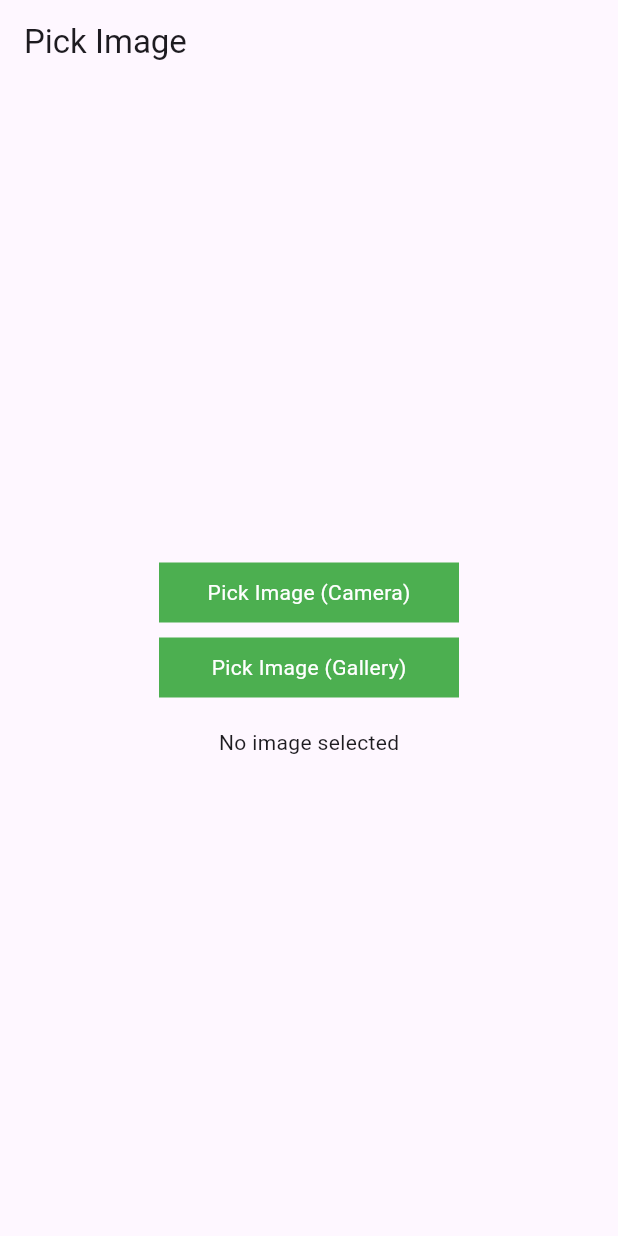
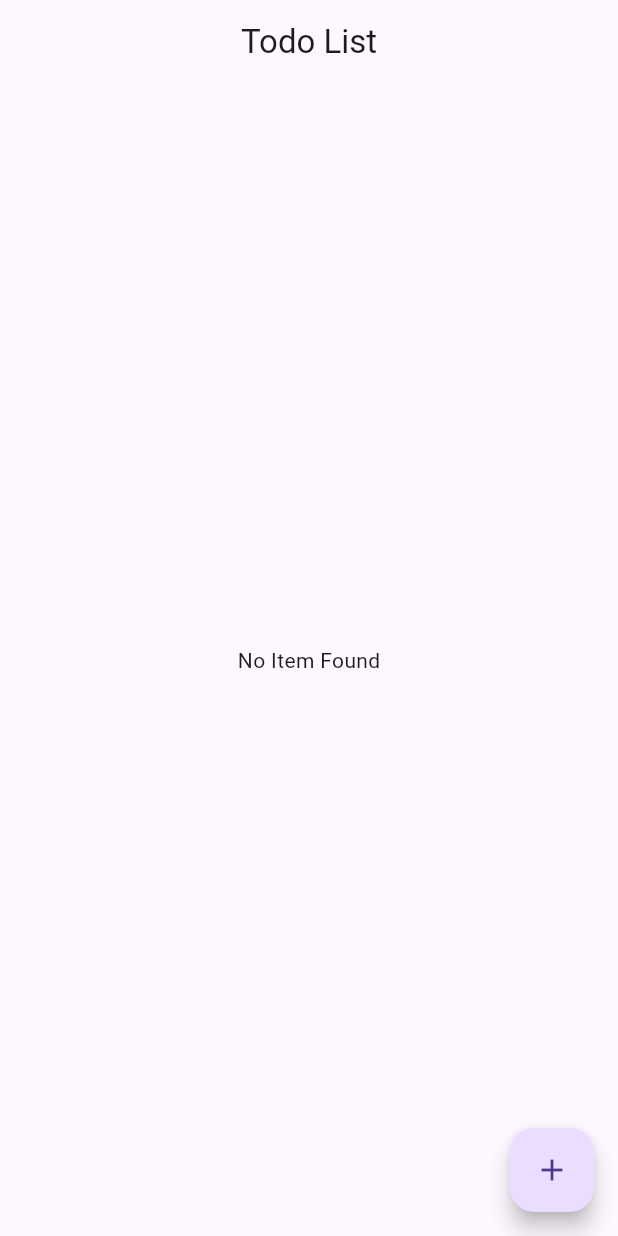
Before and after one commit to manushah77/bloc_playlist, a Flutter app: the screen it shows after launch, on a phone screen of 412 x 824 dp. Run offline on Flutter 3.47's test engine with Material 3 defaults, Android fonts, the light colour scheme and no system bars; our stand-ins replace bloc, equatable, flutter_bloc, image_picker.

Commit message:
add todo list and remove todo list from index

```diff
--- /dev/null
+++ b/lib/blocs/all_bloc/todo_bloc.dart
@@ -0,0 +1,29 @@
+import 'package:bloc/bloc.dart';
+import 'package:bloc_playlist/blocs/events/todo_event.dart';
+import 'package:bloc_playlist/states/todo_state.dart';
+
+class TodoBloc extends Bloc<TodoEvent, TodoState> {
+
+  final List<String> list = [];
+
+  TodoBloc() : super(TodoState()) {
+    on<AddTodoEvent>(_addTodoEvent);
+    on<RemoveTodoEvent>(_removeTodoEvent);
+  }
+
+  void _addTodoEvent(AddTodoEvent event, Emitter<TodoState> emit) {
+
+    list.add(event.task);
+
+    emit(state.copyWith(todoList: List.from(list)));
+  }
+
+  void _removeTodoEvent(RemoveTodoEvent event, Emitter<TodoState> emit) {
+
+    list.remove(event.task);
+
+    emit(state.copyWith(todoList: List.from(list)));
+  }
+
+
+}
--- a/lib/blocs/events/switch_event.dart
+++ b/lib/blocs/events/switch_event.dart
@@ -7,7 +7,9 @@ abstract class SwitchEvent extends Equatable {
   List<Object> get props => [];
 }
 
-class EnableOrDisableNotification extends SwitchEvent {}
+class EnableOrDisableNotification extends SwitchEvent {
+
+}
 
 class SliderEvent extends SwitchEvent {
   double slider;
--- /dev/null
+++ b/lib/blocs/events/todo_event.dart
@@ -0,0 +1,27 @@
+import 'package:equatable/equatable.dart';
+
+abstract class TodoEvent extends Equatable {
+  const TodoEvent();
+}
+
+class AddTodoEvent extends TodoEvent {
+
+  final String task;
+  AddTodoEvent({required this.task});
+
+  @override
+  // TODO: implement props
+  List<Object?> get props => [task];
+
+}
+class RemoveTodoEvent extends TodoEvent {
+
+
+  final Object task;
+  RemoveTodoEvent({required this.task});
+
+  @override
+  // TODO: implement props
+  List<Object?> get props => [task];
+
+}
--- a/lib/main.dart
+++ b/lib/main.dart
@@ -1,7 +1,9 @@
 import 'package:bloc_playlist/Utils/image_picker_utils.dart';
 import 'package:bloc_playlist/blocs/all_bloc/image_picker_bloc.dart';
+import 'package:bloc_playlist/blocs/all_bloc/todo_bloc.dart';
 import 'package:bloc_playlist/home_view.dart';
 import 'package:bloc_playlist/swtich_example/example_two.dart';
+import 'package:bloc_playlist/todo_list_view.dart';
 import 'package:flutter/material.dart';
 
 import 'package:flutter_bloc/flutter_bloc.dart';
@@ -30,8 +32,11 @@ class MyApp extends StatelessWidget {
         BlocProvider(
           create: (_) => ImagePickerBlock(ImagePickerUtils()),
         ),
+        BlocProvider(
+          create: (_) => TodoBloc(),
+        ),
       ],
-      child: MaterialApp(home: ImagePickerView(), debugShowCheckedModeBanner: false),
+      child: MaterialApp(home: TodoListView(), debugShowCheckedModeBanner: false),
     );
   }
 }
--- /dev/null
+++ b/lib/states/todo_state.dart
@@ -0,0 +1,19 @@
+import 'package:equatable/equatable.dart';
+
+class TodoState extends Equatable {
+
+  final List<String> todoList;
+
+  TodoState({
+    this.todoList = const []
+  });
+
+  TodoState copyWith ({List<String>? todoList}) {
+    return TodoState(todoList: todoList ?? this.todoList);
+}
+
+
+  @override
+  // TODO: implement props
+  List<Object?> get props => [todoList];
+}
--- /dev/null
+++ b/lib/todo_list_view.dart
@@ -0,0 +1,53 @@
+import 'package:bloc_playlist/blocs/all_bloc/todo_bloc.dart';
+import 'package:bloc_playlist/blocs/events/todo_event.dart';
+import 'package:bloc_playlist/states/todo_state.dart';
+import 'package:flutter/material.dart';
+import 'package:flutter_bloc/flutter_bloc.dart';
+
+class TodoListView extends StatefulWidget {
+  const TodoListView({super.key});
+
+  @override
+  State<TodoListView> createState() => _TodoListViewState();
+}
+
+class _TodoListViewState extends State<TodoListView> {
+  @override
+  Widget build(BuildContext context) {
+    return Scaffold(
+      floatingActionButton: FloatingActionButton(
+        onPressed: () {
+          for (int i = 0; i < 10; i++) {
+            context.read<TodoBloc>().add(AddTodoEvent(task: 'Task : ' + i.toString()));
+          }
+        },
+        child: Center(child: Icon(Icons.add)),
+      ),
+      appBar: AppBar(title: Text('Todo List'), centerTitle: true),
+      body: BlocBuilder<TodoBloc, TodoState>(
+        builder: (context, state) {
+          if (state.todoList.isEmpty) {
+            return Center(child: Text('No Item Found'));
+          } else if (state.todoList.isNotEmpty) {
+            return ListView.builder(
+              itemCount: state.todoList.length,
+              itemBuilder: (context, index) {
+                return ListTile(
+                  title: Text(state.todoList[index]),
+                  trailing: IconButton(
+                    onPressed: () {
+                      context.read<TodoBloc>().add(RemoveTodoEvent(task: state.todoList[index]));
+                    },
+                    icon: Icon(Icons.delete, color: Colors.red),
+                  ),
+                );
+              },
+            );
+          } else {
+            return SizedBox();
+          }
+        },
+      ),
+    );
+  }
+}
```
